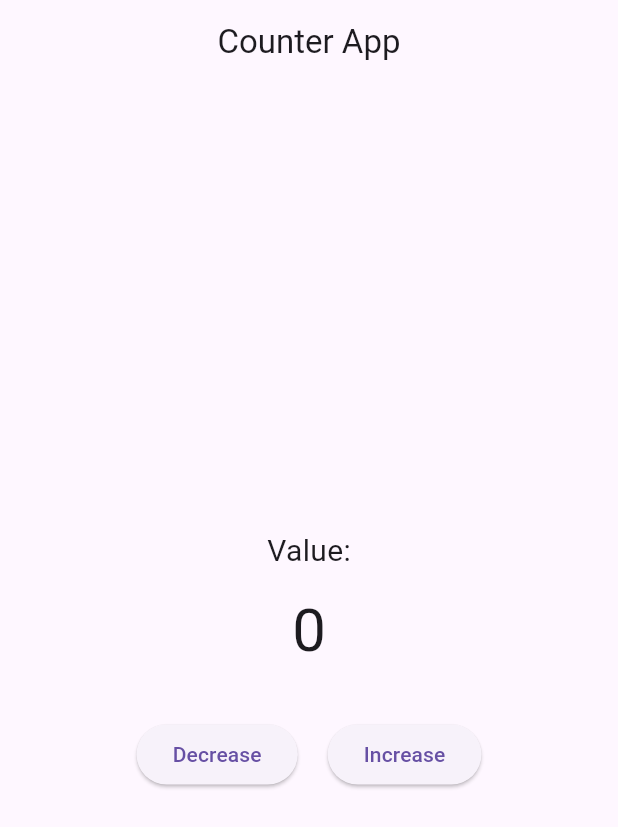
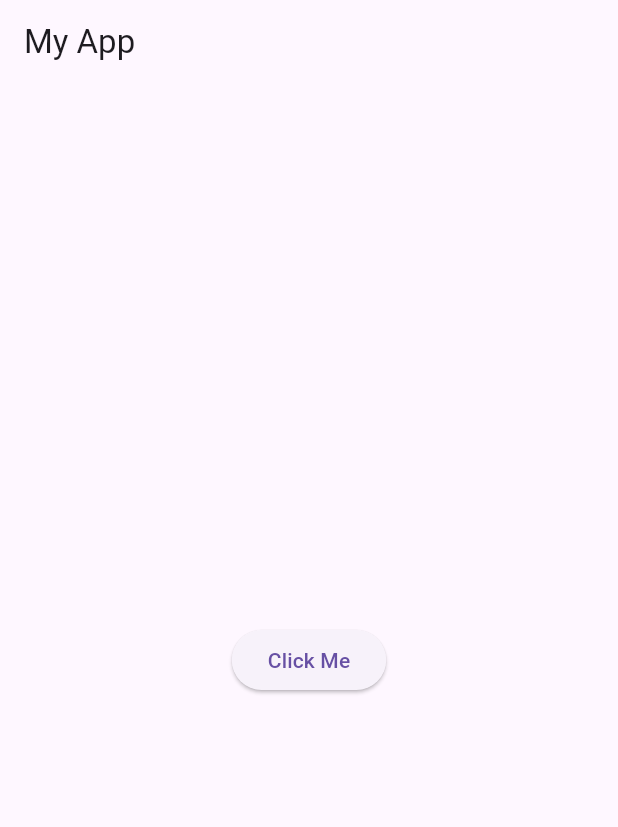
Before and after one commit to Yashavanth6362/My.app, a Flutter app: the screen it shows after launch, on a phone screen of 412 x 824 dp. Shown: the top 827 px of the screen. Run offline on Flutter 3.47's test engine with Material 3 defaults, Android fonts, the phone set to English and light mode, and no system bars.

Commit message:
Update main.dart

```diff
--- a/lib/main.dart
+++ b/lib/main.dart
@@ -10,68 +10,33 @@ class MyApp extends StatelessWidget {
   @override
   Widget build(BuildContext context) {
     return MaterialApp(
-      title: 'Simple App',
       debugShowCheckedModeBanner: false,
+      title: 'My App',
+      theme: ThemeData(
+        primarySwatch: Colors.blue,
+      ),
       home: const HomePage(),
     );
   }
 }
 
-class HomePage extends StatefulWidget {
+class HomePage extends StatelessWidget {
   const HomePage({super.key});
-
-  @override
-  State<HomePage> createState() => _HomePageState();
-}
-
-class _HomePageState extends State<HomePage> {
-  int count = 0;
-
-  void increase() {
-    setState(() {
-      count++;
-    });
-  }
-
-  void decrease() {
-    setState(() {
-      if (count > 0) count--;
-    });
-  }
 
   @override
   Widget build(BuildContext context) {
     return Scaffold(
       appBar: AppBar(
-        title: const Text("Counter App"),
-        centerTitle: true,
+        title: const Text("My App"),
       ),
       body: Center(
-        child: Column(
-          mainAxisAlignment: MainAxisAlignment.center,
-          children: [
-            const Text("Value:", style: TextStyle(fontSize: 20)),
-            const SizedBox(height: 10),
-            Text(
-              "$count",
-              style: const TextStyle(fontSize: 40),
-            ),
-            const SizedBox(height: 30),
-            Row(
-              mainAxisAlignment: MainAxisAlignment.center,
-              children: [
-                ElevatedButton(
-                  onPressed: decrease,
-                  child: const Text("Decrease"),
-                ),
-                const SizedBox(width: 20),
-                ElevatedButton(
-                  onPressed: increase,
-                  child: const Text("Increase"),
-                ),
-              ],
-            )
-          ],
+        child: ElevatedButton(
+          onPressed: () {
+            ScaffoldMessenger.of(context).showSnackBar(
+              const SnackBar(content: Text("App Working ✅")),
+            );
+          },
+          child: const Text("Click Me"),
         ),
       ),
     );
```
